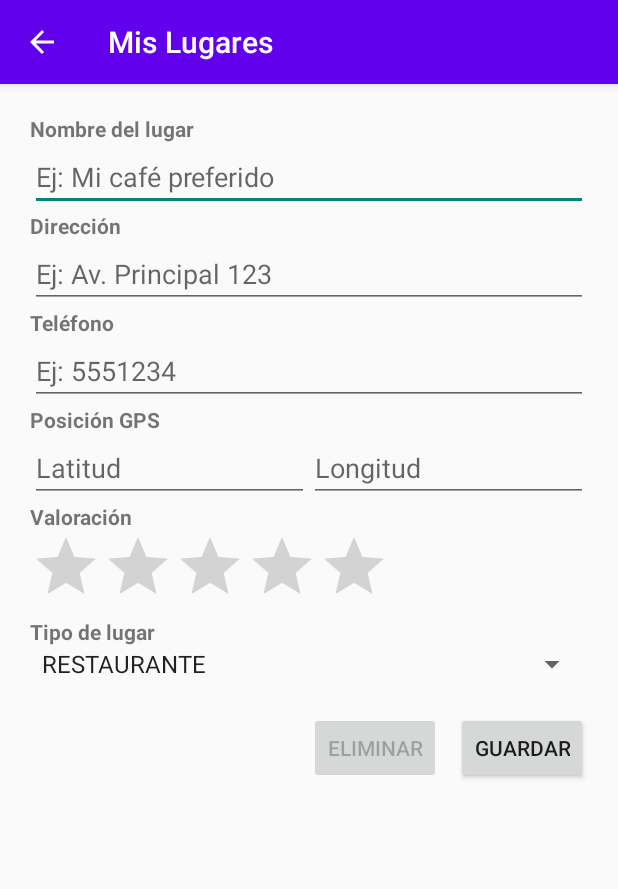
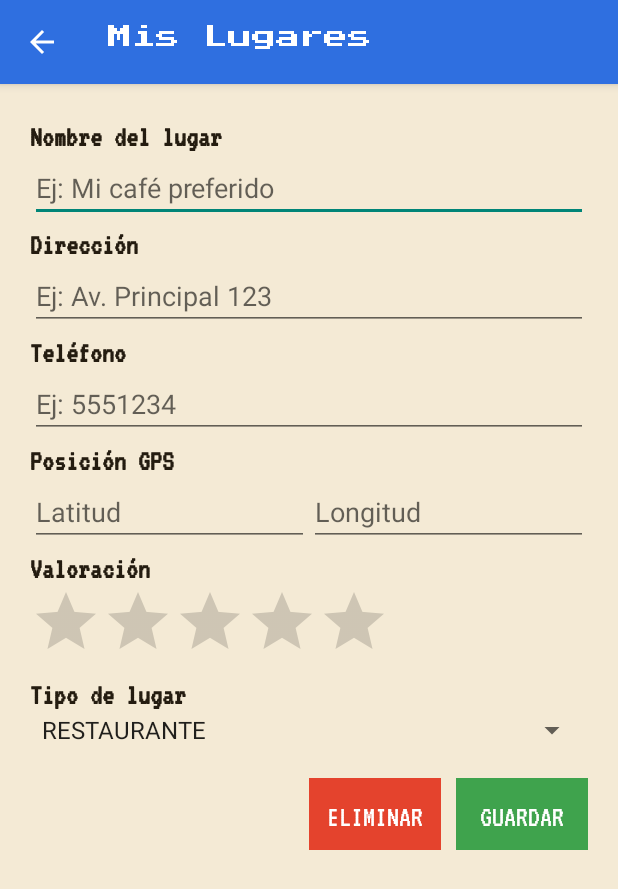
Before and after one commit to izzzma10/mis-lugares, an Android app: the EdicionLugarActivity screen opened directly, with no data from a screen before it, on a phone screen of 412 x 824 dp. Shown: the top 889 px of the screen. Run offline under Robolectric (Android 15) with nearby library versions, the phone set to English and light mode, and no system bars.

Commit message:
style: rediseño visual retro 8-bit (colores, fuentes de píxel y botones planos)

```diff
--- /dev/null
+++ b/app/src/main/res/drawable/fondo_boton_pixel.xml
@@ -0,0 +1,4 @@
+<shape xmlns:android="http://schemas.android.com/res/android">
+    <corners android:radius="2dp"/>
+    <solid android:color="@android:color/white"/>
+</shape>
--- a/app/src/main/res/layout/activity_edicion_lugar.xml
+++ b/app/src/main/res/layout/activity_edicion_lugar.xml
@@ -13,7 +13,10 @@
             android:layout_width="wrap_content"
             android:layout_height="wrap_content"
             android:text="Nombre del lugar"
-            android:textStyle="bold"/>
+            android:textStyle="bold"
+            style="@style/TextoPixelCuerpo"
+            android:textColor="@color/pixel_tinta"
+            />
 
         <EditText
             android:id="@+id/campo_nombre"
@@ -25,7 +28,10 @@
             android:layout_width="wrap_content"
             android:layout_height="wrap_content"
             android:text="Dirección"
-            android:textStyle="bold"/>
+            android:textStyle="bold"
+            style="@style/TextoPixelCuerpo"
+            android:textColor="@color/pixel_tinta"
+            />
 
         <EditText
             android:id="@+id/campo_direccion"
@@ -37,7 +43,10 @@
             android:layout_width="wrap_content"
             android:layout_height="wrap_content"
             android:text="Teléfono"
-            android:textStyle="bold"/>
+            android:textStyle="bold"
+            style="@style/TextoPixelCuerpo"
+            android:textColor="@color/pixel_tinta"
+            />
 
         <EditText
             android:id="@+id/campo_telefono"
@@ -50,7 +59,10 @@
             android:layout_width="wrap_content"
             android:layout_height="wrap_content"
             android:text="Posición GPS"
-            android:textStyle="bold"/>
+            android:textStyle="bold"
+            style="@style/TextoPixelCuerpo"
+            android:textColor="@color/pixel_tinta"
+            />
 
         <LinearLayout
             android:orientation="horizontal"
@@ -78,7 +90,10 @@
             android:layout_width="wrap_content"
             android:layout_height="wrap_content"
             android:text="Valoración"
-            android:textStyle="bold"/>
+            android:textStyle="bold"
+            style="@style/TextoPixelCuerpo"
+            android:textColor="@color/pixel_tinta"
+            />
 
         <RatingBar
             android:id="@+id/campo_valoracion"
@@ -92,7 +107,10 @@
             android:layout_width="wrap_content"
             android:layout_height="wrap_content"
             android:text="Tipo de lugar"
-            android:textStyle="bold"/>
+            android:textStyle="bold"
+            style="@style/TextoPixelCuerpo"
+            android:textColor="@color/pixel_tinta"
+            />
 
         <Spinner
             android:id="@+id/campo_tipo"
@@ -111,13 +129,23 @@
                 android:text="Eliminar"
                 android:layout_width="wrap_content"
                 android:layout_height="wrap_content"
-                android:layout_marginEnd="10dp"/>
+                android:layout_marginEnd="10dp"
+                android:background="@drawable/fondo_boton_pixel"
+                android:backgroundTint="@color/pixel_rojo"
+                style="@style/TextoPixelCuerpo"
+                android:textColor="@android:color/white"
+                />
 
             <Button
                 android:id="@+id/btn_guardar"
                 android:text="Guardar"
                 android:layout_width="wrap_content"
-                android:layout_height="wrap_content"/>
+                android:layout_height="wrap_content"
+                android:background="@drawable/fondo_boton_pixel"
+                android:backgroundTint="@color/pixel_verde"
+                style="@style/TextoPixelCuerpo"
+                android:textColor="@android:color/white"
+                />
         </LinearLayout>
     </LinearLayout>
 </ScrollView>
--- a/app/src/main/res/layout/fragment_lista.xml
+++ b/app/src/main/res/layout/fragment_lista.xml
@@ -9,7 +9,10 @@ android:orientation="vertical">
         android:id="@+id/spinner_filtro"
         android:layout_width="match_parent"
         android:layout_height="wrap_content"
-        android:padding="8dp" />
+        android:padding="8dp"
+        android:background="@drawable/fondo_boton_pixel"
+        android:backgroundTint="@android:color/white"
+        />
 
     <androidx.recyclerview.widget.RecyclerView
         android:id="@+id/recyclerView"
--- a/app/src/main/res/values/colors.xml
+++ b/app/src/main/res/values/colors.xml
@@ -2,4 +2,11 @@
     <color name="purple_500">#6200EE</color>
     <color name="purple_700">#3700B3</color>
     <color name="white">#FFFFFF</color>
+    <color name="pixel_fondo">#F4EAD5</color>
+    <color name="pixel_tinta">#241C10</color>
+    <color name="pixel_azul">#2F6FE0</color>
+    <color name="pixel_rojo">#E4432D</color>
+    <color name="pixel_verde">#3FA34D</color>
+    <color name="pixel_amarillo">#F2B807</color>
+
 </resources>
--- /dev/null
+++ b/app/src/main/res/values/styles.xml
@@ -0,0 +1,19 @@
+<resources>
+    <style name="TextoPixelTitulo">
+        <item name="android:fontFamily">@font/press_start_2p</item>
+        <item name="android:textSize">16sp</item>
+        <item name="android:textColor">@android:color/white</item>
+    </style>
+
+    <style name="TextoPixelCuerpo">
+        <item name="android:fontFamily">@font/vt323</item>
+        <item name="android:textSize">20sp</item>
+    </style>
+
+    <style name="BarraPixel" parent="Widget.AppCompat.Light.ActionBar.Solid.Inverse">
+        <item name="titleTextStyle">@style/TextoPixelTitulo</item>
+    </style>
+
+
+
+</resources>
--- a/app/src/main/res/values/themes.xml
+++ b/app/src/main/res/values/themes.xml
@@ -1,6 +1,8 @@
 <resources>
     <style name="Theme.MisLugares" parent="Theme.AppCompat.Light.DarkActionBar">
-        <item name="colorPrimary">@color/purple_500</item>
-        <item name="colorPrimaryDark">@color/purple_700</item>
+        <item name="colorPrimary">@color/pixel_azul</item>
+        <item name="colorPrimaryDark">@color/pixel_tinta</item>
+        <item name="android:windowBackground">@color/pixel_fondo</item>
+        <item name="actionBarStyle">@style/BarraPixel</item>
     </style>
 </resources>
```
Also changed, not shown: app/src/main/res/layout/activity_menu.xml (+17 -4 lines), app/src/main/res/layout/elemento_lista.xml (+7 -4 lines), app/src/main/res/layout/vista_lugar.xml (+50 -11 lines), app/src/main/res/font/press_start_2p.ttf (added), app/src/main/res/font/vt323.ttf (added), 1 other file.
